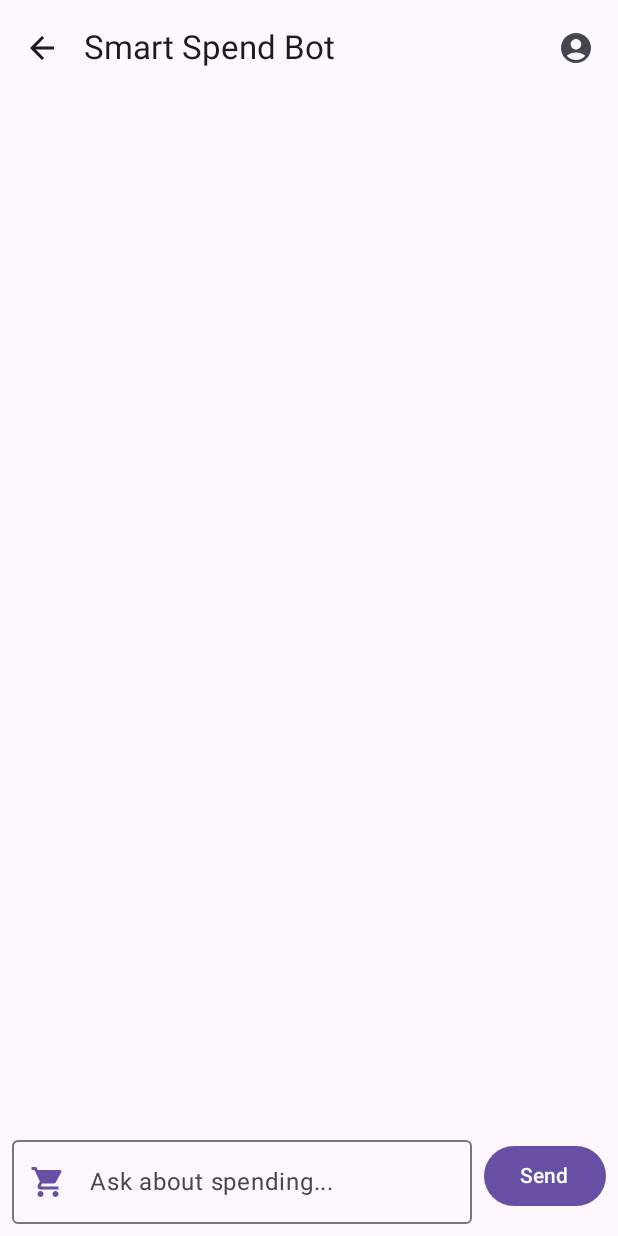
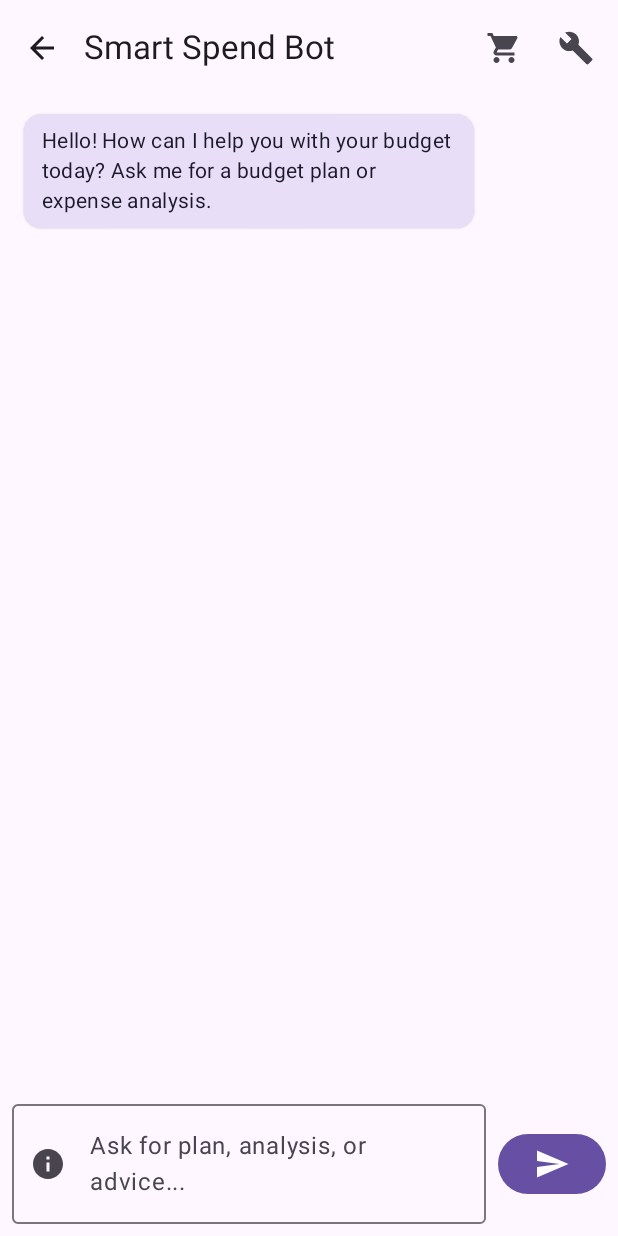
Before and after one commit to HemaLekha2/Cashly---Ai-chat-bot, an Android app built with Jetpack Compose: the ChatbotScreen screen opened through its navigation route, on a phone screen of 412 x 824 dp. Run offline under Robolectric (Android 15) with nearby library versions, the phone set to English and light mode, and no system bars; our stand-ins replace Dagger/Hilt's generated code, Room's generated code.

```diff
--- a/app/src/main/java/com/example/smartspendchatbot/data/local/BudgetEntity.kt
+++ b/app/src/main/java/com/example/smartspendchatbot/data/local/BudgetEntity.kt
@@ -5,7 +5,8 @@ import androidx.room.PrimaryKey
 
 @Entity(tableName = "budget")
 data class BudgetEntity(
-    @PrimaryKey val id: Int = 0,
+    @PrimaryKey val id: Int = 0, // Keep a fixed ID for singleton budget entry
+    val monthlyIncome: Double = 0.0, // Added monthly income
     val isMonthly: Boolean,
     val weeklyBudget: Double,
     val monthlyBudget: Double
--- a/app/src/main/java/com/example/smartspendchatbot/data/local/LocalDatabase.kt
+++ b/app/src/main/java/com/example/smartspendchatbot/data/local/LocalDatabase.kt
@@ -5,7 +5,7 @@ import androidx.room.RoomDatabase
 
 @Database(
     entities = [BudgetEntity::class, ExpenseEntity::class],
-    version = 1
+    version = 2
 )
 abstract class LocalDatabase : RoomDatabase() {
     abstract fun budgetDao(): BudgetDao
--- a/app/src/main/java/com/example/smartspendchatbot/model/Message.kt
+++ b/app/src/main/java/com/example/smartspendchatbot/model/Message.kt
@@ -1,6 +1,8 @@
 package com.example.smartspendchatbot.model
 
+// Added isLoading flag for AI responses
 data class Message(
     val text: String,
-    val isUser: Boolean
+    val isUser: Boolean,
+    val isLoading: Boolean = false // Default to false
 )
--- a/app/src/main/java/com/example/smartspendchatbot/screen/BudgetSetupScreen.kt
+++ b/app/src/main/java/com/example/smartspendchatbot/screen/BudgetSetupScreen.kt
@@ -1,7 +1,9 @@
 package com.example.smartspendchatbot.screen
 
 import androidx.compose.foundation.layout.*
+import androidx.compose.foundation.rememberScrollState
 import androidx.compose.foundation.text.KeyboardOptions
+import androidx.compose.foundation.verticalScroll
 import androidx.compose.material3.*
 import androidx.compose.runtime.*
 import androidx.compose.ui.Alignment
@@ -9,108 +11,119 @@ import androidx.compose.ui.Modifier
 import androidx.compose.ui.text.input.KeyboardType
 import androidx.compose.ui.unit.dp
 import com.example.smartspendchatbot.viewmodel.BudgetViewModel
+import java.util.Locale
 
 @Composable
 fun BudgetSetupScreen(
     viewModel: BudgetViewModel,
     onContinue: () -> Unit
 ) {
-    var budgetInput by remember { mutableStateOf("") }
+    var incomeInput by remember { mutableStateOf(viewModel.monthlyIncome.doubleValue.takeIf { it > 0 }?.toString() ?: "") }
+    var budgetInput by remember { mutableStateOf(
+        (if (viewModel.isMonthly.value) viewModel.monthlyBudget.doubleValue else viewModel.weeklyBudget.doubleValue)
+            .takeIf { it > 0 }?.toString() ?: ""
+    ) }
     var expenseInput by remember { mutableStateOf("") }
     var expenseDesc by remember { mutableStateOf("") }
+
+    LaunchedEffect(viewModel.isMonthly.value) {
+        budgetInput = (if (viewModel.isMonthly.value) viewModel.monthlyBudget.doubleValue else viewModel.weeklyBudget.doubleValue)
+            .takeIf { it > 0 }?.toString() ?: ""
+    }
 
     Column(
         modifier = Modifier
             .fillMaxSize()
-            .padding(24.dp),
-        verticalArrangement = Arrangement.Center,
+            .padding(24.dp)
+            .verticalScroll(rememberScrollState()),
+        verticalArrangement = Arrangement.spacedBy(16.dp),
         horizontalAlignment = Alignment.CenterHorizontally
     ) {
-        // Budget Type Toggle
-        Row(Modifier.padding(bottom = 16.dp)) {
-            Text("Budget Type:", modifier = Modifier.padding(end = 8.dp))
+        Text("Setup Your Budget", style = MaterialTheme.typography.headlineMedium)
+
+        OutlinedTextField(
+            value = incomeInput,
+            onValueChange = { incomeInput = it },
+            label = { Text("Monthly Income (₹)") },
+            keyboardOptions = KeyboardOptions(keyboardType = KeyboardType.Decimal), // Fixed: NumberDecimal -> Decimal
+            modifier = Modifier.fillMaxWidth()
+        )
+
+        Row(verticalAlignment = Alignment.CenterVertically) {
+            Text("Budget Period:", modifier = Modifier.padding(end = 8.dp))
+            Text(
+                text = if (viewModel.isMonthly.value) "Monthly" else "Weekly",
+                modifier = Modifier.weight(1f)
+            )
             Switch(
                 checked = viewModel.isMonthly.value,
                 onCheckedChange = { viewModel.isMonthly.value = it }
             )
-            Text(
-                if (viewModel.isMonthly.value) "Monthly" else "Weekly",
-                Modifier.padding(start = 8.dp)
-            )
         }
 
-        // Budget Input
-        Text(
-            if (viewModel.isMonthly.value) "Monthly Budget (₹)" else "Weekly Budget (₹)",
-            style = MaterialTheme.typography.headlineSmall
-        )
         OutlinedTextField(
             value = budgetInput,
             onValueChange = { budgetInput = it },
-            keyboardOptions = KeyboardOptions(keyboardType = KeyboardType.Number),
-            label = { Text("Amount") },
+            label = { Text(if (viewModel.isMonthly.value) "Monthly Budget (₹)" else "Weekly Budget (₹)") },
+            keyboardOptions = KeyboardOptions(keyboardType = KeyboardType.Decimal), // Fixed: NumberDecimal -> Decimal
+            modifier = Modifier.fillMaxWidth()
+        )
+
+        Button(
+            onClick = {
+                val income = incomeInput.toDoubleOrNull() ?: 0.0
+                val budget = budgetInput.toDoubleOrNull() ?: 0.0
+                viewModel.saveBudgetSettings(income, budget, viewModel.isMonthly.value)
+            },
+            modifier = Modifier.fillMaxWidth()
+        ) {
+            Text("Save Budget Settings")
+        }
+
+        HorizontalDivider(modifier = Modifier.padding(vertical = 16.dp))
+
+        Text("Add Expense", style = MaterialTheme.typography.titleLarge)
+        OutlinedTextField(
+            value = expenseInput,
+            onValueChange = { expenseInput = it },
+            label = { Text("Amount (₹)") },
+            keyboardOptions = KeyboardOptions(keyboardType = KeyboardType.Decimal), // Fixed: NumberDecimal -> Decimal
+            modifier = Modifier.fillMaxWidth()
+        )
+        OutlinedTextField(
+            value = expenseDesc,
+            onValueChange = { expenseDesc = it },
+            label = { Text("Description (e.g., Groceries, Rent)") },
             modifier = Modifier.fillMaxWidth()
         )
         Button(
             onClick = {
-                budgetInput.toDoubleOrNull()?.let {
-                    viewModel.setBudget(it)
-                }
-            },
-            modifier = Modifier.padding(top = 8.dp)
-        ) {
-            Text("Set Budget")
-        }
-
-        // Expense Input
-        Divider(Modifier.padding(vertical = 24.dp))
-        Text("Add Expense", style = MaterialTheme.typography.titleMedium)
-        OutlinedTextField(
-            value = expenseInput,
-            onValueChange = { expenseInput = it },
-            keyboardOptions = KeyboardOptions(keyboardType = KeyboardType.Number),
-            label = { Text("Amount (₹)") },
-            modifier = Modifier
-                .fillMaxWidth()
-                .padding(top = 8.dp)
-        )
-        OutlinedTextField(
-            value = expenseDesc,
-            onValueChange = { expenseDesc = it },
-            label = { Text("Description") },
-            modifier = Modifier
-                .fillMaxWidth()
-                .padding(top = 8.dp)
-        )
-        Button(
-            onClick = {
                 expenseInput.toDoubleOrNull()?.let {
-                    viewModel.addExpense(it, expenseDesc)
+                    viewModel.addExpense(it, expenseDesc.ifBlank { "Uncategorized" })
                     expenseInput = ""
                     expenseDesc = ""
                 }
             },
-            modifier = Modifier.padding(top = 8.dp)
+            modifier = Modifier.align(Alignment.End)
         ) {
             Text("Add Expense")
         }
 
-        // Budget Summary
-        Divider(Modifier.padding(vertical = 24.dp))
-        Text("Budget Summary", style = MaterialTheme.typography.titleLarge)
-        Text("Total Spent: ₹${"%.2f".format(viewModel.getTotalSpent())}",
-            modifier = Modifier.padding(top = 8.dp))
-        Text("Remaining: ₹${"%.2f".format(viewModel.getRemaining())}")
+        HorizontalDivider(modifier = Modifier.padding(vertical = 16.dp))
 
-        // Continue Button
+        Text("Current Summary", style = MaterialTheme.typography.titleLarge)
+        Text("Total Spent (Current Period): ₹${String.format(Locale.US, "%.2f", viewModel.getTotalSpent())}")
+        Text("Remaining Budget: ₹${String.format(Locale.US, "%.2f", viewModel.getRemaining())}")
+        Text("Suggested Daily Spend: ₹${String.format(Locale.US, "%.2f", viewModel.getDailyBudget())}")
+
         Button(
             onClick = onContinue,
             modifier = Modifier
-                .padding(top = 32.dp)
+                .padding(top = 24.dp)
                 .fillMaxWidth(),
-            enabled = viewModel.monthlyBudget.value > 0 || viewModel.weeklyBudget.value > 0
+            enabled = viewModel.monthlyIncome.doubleValue > 0
         ) {
-            Text("Continue to Chatbot")
+            Text("Go to Chatbot / Get Plan")
         }
     }
 }
--- a/app/src/main/java/com/example/smartspendchatbot/screen/ChatbotScreen.kt
+++ b/app/src/main/java/com/example/smartspendchatbot/screen/ChatbotScreen.kt
@@ -8,15 +8,19 @@ import androidx.compose.foundation.text.KeyboardActions
 import androidx.compose.foundation.text.KeyboardOptions
 import androidx.compose.material.icons.Icons
 import androidx.compose.material.icons.automirrored.filled.ArrowBack
-import androidx.compose.material.icons.filled.AccountCircle
+import androidx.compose.material.icons.automirrored.filled.Send
+import androidx.compose.material.icons.filled.Build
+import androidx.compose.material.icons.filled.Info
 import androidx.compose.material.icons.filled.ShoppingCart
 import androidx.compose.material3.*
 import androidx.compose.runtime.*
+import androidx.compose.ui.Alignment
 import androidx.compose.ui.Modifier
 import androidx.compose.ui.platform.LocalFocusManager
 import androidx.compose.ui.text.input.ImeAction
 import androidx.compose.ui.unit.dp
 import com.example.smartspendchatbot.viewmodel.BudgetViewModel
+import kotlinx.coroutines.launch
 
 @OptIn(ExperimentalMaterial3Api::class)
 @Composable
@@ -28,10 +32,15 @@ fun ChatbotScreen(
     var userInput by remember { mutableStateOf("") }
     val focusManager = LocalFocusManager.current
     val scrollState = rememberLazyListState()
+    val coroutineScope = rememberCoroutineScope()
+    val isLoading = viewModel.isLoadingAiResponse.value
 
     LaunchedEffect(messages.size) {
         if (messages.isNotEmpty()) {
-            scrollState.animateScrollToItem(0)
+            coroutineScope.launch {
+                // Scroll to the last item
+                scrollState.animateScrollToItem(messages.lastIndex)
+            }
         }
     }
 
@@ -43,16 +52,22 @@ fun ChatbotScreen(
                     IconButton(onClick = onBack) {
                         Icon(
                             Icons.AutoMirrored.Filled.ArrowBack,
-                            contentDescription = "Back"
+                            contentDescription = "Back to Setup"
                         )
                     }
                 },
                 actions = {
+                    // Analyze Spending action using BarChart icon
                     IconButton(onClick = {
-                        viewModel.sendUserMessage("Remaining budget")
-                    }) {
-                        // Use an available icon
-                        Icon(Icons.Default.AccountCircle, contentDescription = "Remaining")
+                        viewModel.sendUserMessage("Analyze my spending")
+                    }, enabled = !isLoading) {
+                        Icon(Icons.Filled.ShoppingCart, contentDescription = "Analyze Spending")
+                    }
+                    // Get Budget Plan action using MonetizationOn icon
+                    IconButton(onClick = {
+                        viewModel.sendUserMessage("Give me a budget plan")
+                    }, enabled = !isLoading) {
+                        Icon(Icons.Filled.Build, contentDescription = "Get Budget Plan")
                     }
                 }
             )
@@ -63,57 +78,54 @@ fun ChatbotScreen(
                 .padding(padding)
                 .fillMaxSize()
         ) {
-            // Message List
             LazyColumn(
                 modifier = Modifier
                     .weight(1f)
                     .padding(horizontal = 8.dp),
-                reverseLayout = true,
-                state = scrollState
+                state = scrollState,
+                contentPadding = PaddingValues(vertical = 8.dp)
             ) {
-                items(messages.reversed()) { msg ->
-                    // Make sure you have a MessageBubble Composable
+                items(messages) { msg ->
                     MessageBubble(msg)
                 }
             }
 
-            // Input Area
             Row(
                 modifier = Modifier
                     .padding(8.dp)
-                    .fillMaxWidth()
+                    .fillMaxWidth(),
+                verticalAlignment = Alignment.CenterVertically
             ) {
                 OutlinedTextField(
                     value = userInput,
                     onValueChange = { userInput = it },
                     modifier = Modifier.weight(1f),
-                    placeholder = { Text("Ask about spending...") },
+                    placeholder = { Text("Ask for plan, analysis, or advice...") },
                     keyboardOptions = KeyboardOptions(imeAction = ImeAction.Send),
                     keyboardActions = KeyboardActions(onSend = {
-                        if (userInput.isNotBlank()) {
-                            viewModel.sendUserMessage(userInput.trim())
+                        if (userInput.isNotBlank() && !isLoading) {
+                            viewModel.sendUserMessage(userInput)
                             userInput = ""
                             focusManager.clearFocus()
                         }
                     }),
                     leadingIcon = {
-                        // Use an available icon
-                        Icon(Icons.Default.ShoppingCart,
-                            contentDescription = null,
-                            tint = MaterialTheme.colorScheme.primary)
-                    }
+                        Icon(Icons.Filled.Info, contentDescription = null)
+                    },
+                    enabled = !isLoading
                 )
+                Spacer(Modifier.width(8.dp))
                 Button(
                     onClick = {
-                        if (userInput.isNotBlank()) {
-                            viewModel.sendUserMessage(userInput.trim())
+                        if (userInput.isNotBlank() && !isLoading) {
+                            viewModel.sendUserMessage(userInput)
                             userInput = ""
                             focusManager.clearFocus()
                         }
                     },
-                    modifier = Modifier.padding(start = 8.dp)
+                    enabled = !isLoading
                 ) {
-                    Text("Send")
+                    Icon(Icons.AutoMirrored.Filled.Send, contentDescription = "Send")
                 }
             }
         }
--- a/app/src/main/java/com/example/smartspendchatbot/screen/MessageBubble.kt
+++ b/app/src/main/java/com/example/smartspendchatbot/screen/MessageBubble.kt
@@ -3,29 +3,71 @@ package com.example.smartspendchatbot.screen
 import androidx.compose.foundation.layout.*
 import androidx.compose.material3.*
 import androidx.compose.runtime.Composable
+import androidx.compose.ui.Alignment
 import androidx.compose.ui.Modifier
+// Removed AnnotatedString and related imports as styling is removed
 import androidx.compose.ui.unit.dp
 import com.example.smartspendchatbot.model.Message
+
+// Function to clean markdown characters using Kotlin Regex
+// This function removes symbols like ##, **, *, _ and replaces list markers.
+fun cleanMarkdownSyntax(text: String): String {
+    return text
+        // Remove heading markers
+        .replace(Regex("""^##\s+""", RegexOption.MULTILINE), "")
+        // Remove bold markers
+        .replace(Regex("""\*\*(.*?)\*\*"""), "$1")
+        // Remove italic markers (*)
+        .replace(Regex("""\*(.*?)\*"""), "$1")
+        // Remove italic markers (_)
+        .replace(Regex("""_(.*?)_"""), "$1")
+        // Replace list markers (*)
+        .replace(Regex("""^\*\s+""", RegexOption.MULTILINE), "• ")
+        // Replace list markers (-)
+        .replace(Regex("""^-\s+""", RegexOption.MULTILINE), "• ")
+    // Optional: Clean up numbered lists if needed, or leave as is
+    // .replace(Regex("""^\d+\.\s+""", RegexOption.MULTILINE), "$0")
+}
+
 
 @Composable
 fun MessageBubble(message: Message) {
     Row(
         modifier = Modifier
             .fillMaxWidth()
-            .padding(8.dp),
+            .padding(vertical = 4.dp, horizontal = 8.dp),
         horizontalArrangement = if (message.isUser) Arrangement.End else Arrangement.Start
     ) {
         Surface(
+            modifier = Modifier.widthIn(max = 300.dp),
             color = if (message.isUser)
                 MaterialTheme.colorScheme.primaryContainer
             else
                 MaterialTheme.colorScheme.secondaryContainer,
             shape = MaterialTheme.shapes.medium,
-            shadowElevation = 2.dp
+            shadowElevation = 1.dp
         ) {
+            Row(
+                modifier = Modifier.padding(horizontal = 12.dp, vertical = 8.dp),
+                verticalAlignment = Alignment.CenterVertically
+            ) {
+                // *** SIMPLIFIED: Only clean the text, no styling applied ***
+                val cleanedText = cleanMarkdownSyntax(message.text)
+
                 Text(
-                text = message.text,
-                modifier = Modifier.padding(16.dp),
+                    text = cleanedText, // Display the cleaned text directly
+                    style = MaterialTheme.typography.bodyMedium,
+                    color = if (message.isUser)
+                        MaterialTheme.colorScheme.onPrimaryContainer
+                    else
+                        MaterialTheme.colorScheme.onSecondaryContainer
+                )
+
+                if (message.isLoading) {
+                    Spacer(Modifier.width(8.dp))
+                    CircularProgressIndicator(
+                        modifier = Modifier.size(16.dp),
+                        strokeWidth = 2.dp,
                         color = if (message.isUser)
                             MaterialTheme.colorScheme.onPrimaryContainer
                         else
@@ -34,3 +76,5 @@ fun MessageBubble(message: Message) {
                 }
             }
         }
+    }
+}
```
Also changed, not shown: app/src/main/java/com/example/smartspendchatbot/ai/OpenAIHelper.kt (+137 -43 lines), app/src/main/java/com/example/smartspendchatbot/di/AppModule.kt (+9 -4 lines), app/src/main/java/com/example/smartspendchatbot/viewmodel/BudgetViewModel.kt (+160 -22 lines). Lines whose indentation alone changed are shown as unchanged.
